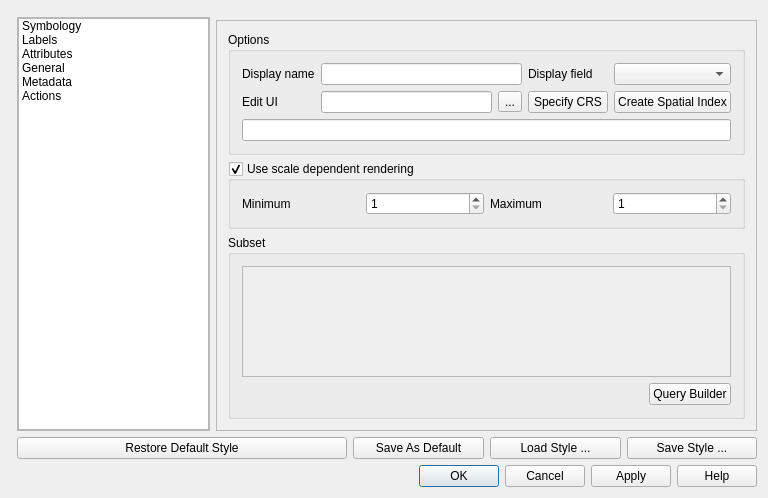
Before: the Qt Designer form qgis/src/ui/qgsvectorlayerpropertiesbase.ui in sourcepole/qgis, drawn with Qt 5.
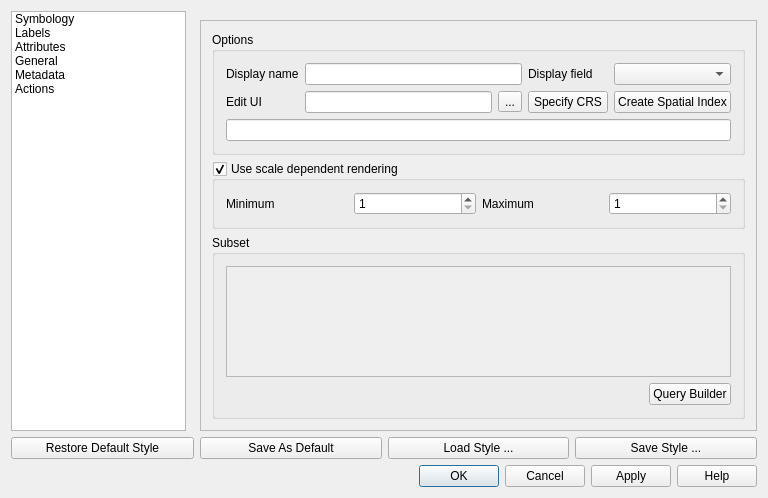
After: the same form once the commit is applied. Icons and pictures are not drawn.

Commit message: Remove scrollbox for property list since it adds its own scrollbars when needed

What changed in the file:
```diff
--- a/qgis/src/ui/qgsvectorlayerpropertiesbase.ui
+++ b/qgis/src/ui/qgsvectorlayerpropertiesbase.ui
@@ -21,34 +21,6 @@
    <bool>true</bool>
   </property>
   <layout class="QGridLayout" name="gridLayout">
-   <item row="0" column="0" rowspan="2" colspan="2">
-    <layout class="QHBoxLayout">
-     <property name="spacing">
-      <number>3</number>
-     </property>
-     <property name="margin">
-      <number>1</number>
-     </property>
-    </layout>
-   </item>
-   <item row="1" column="1">
-    <widget class="QScrollArea" name="scrollArea">
-     <property name="widgetResizable">
-      <bool>true</bool>
-     </property>
-     <widget class="QWidget" name="scrollAreaWidgetContents">
-      <property name="geometry">
-       <rect>
-        <x>0</x>
-        <y>0</y>
-        <width>194</width>
-        <height>404</height>
-       </rect>
-      </property>
-      <layout class="QGridLayout" name="gridLayout_10">
-       <property name="margin">
-        <number>0</number>
-       </property>
        <item row="0" column="0">
         <widget class="QListWidget" name="listWidget">
          <property name="iconSize">
@@ -89,11 +61,17 @@
          </item>
         </widget>
        </item>
-      </layout>
-     </widget>
-    </widget>
+   <item row="0" column="1">
+    <layout class="QHBoxLayout">
+     <property name="spacing">
+      <number>3</number>
+     </property>
+     <property name="margin">
+      <number>1</number>
+     </property>
+    </layout>
    </item>
-   <item row="0" column="2" rowspan="2" colspan="4">
+   <item row="0" column="2" colspan="3">
     <widget class="QStackedWidget" name="stackedWidget">
      <property name="currentIndex">
       <number>3</number>
@@ -370,7 +348,7 @@
            <rect>
             <x>0</x>
             <y>0</y>
-            <width>540</width>
+            <width>555</width>
             <height>401</height>
            </rect>
           </property>
@@ -619,35 +597,35 @@
      </widget>
     </widget>
    </item>
-   <item row="2" column="1" colspan="2">
+   <item row="1" column="0" colspan="2">
     <widget class="QPushButton" name="pbnLoadDefaultStyle">
      <property name="text">
       <string>Restore Default Style</string>
      </property>
     </widget>
    </item>
-   <item row="2" column="3">
+   <item row="1" column="2">
     <widget class="QPushButton" name="pbnSaveDefaultStyle">
      <property name="text">
       <string>Save As Default</string>
      </property>
     </widget>
    </item>
-   <item row="2" column="4">
+   <item row="1" column="3">
     <widget class="QPushButton" name="pbnLoadStyle">
      <property name="text">
       <string>Load Style ...</string>
      </property>
     </widget>
    </item>
-   <item row="2" column="5">
+   <item row="1" column="4">
     <widget class="QPushButton" name="pbnSaveStyleAs">
      <property name="text">
       <string>Save Style ...</string>
      </property>
     </widget>
    </item>
-   <item row="3" column="0" colspan="6">
+   <item row="2" column="0" colspan="5">
     <widget class="QDialogButtonBox" name="buttonBox">
      <property name="orientation">
       <enum>Qt::Horizontal</enum>
```
Lines whose indentation alone changed are shown as unchanged.
